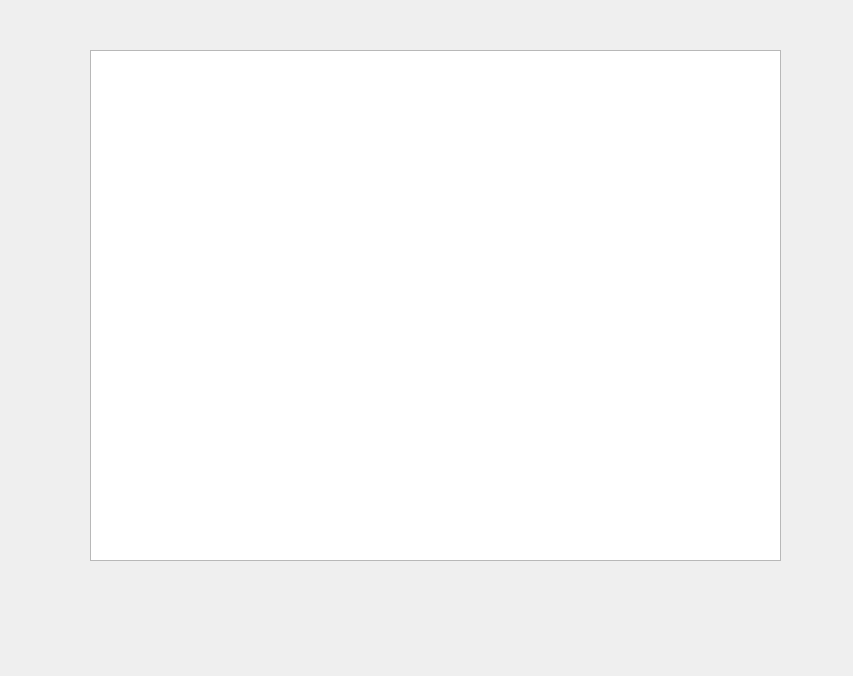
First picture: the form in src/DisplayStudents.ui, repository meeksjt/SuperTeacherGradebook499, before the edit.
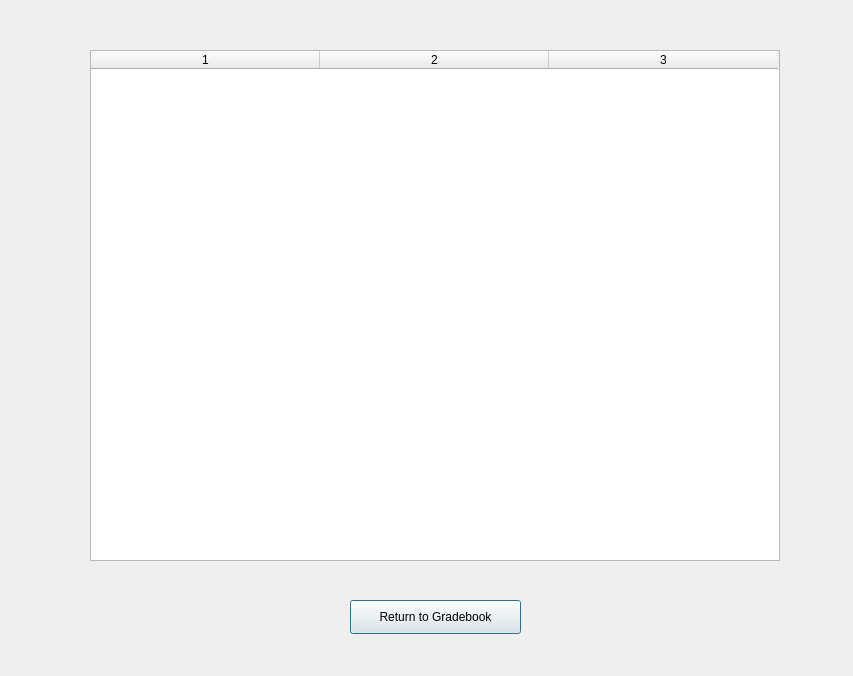
Second picture: the form after the edit.

Commit message: Progress on Displaying Students

The edit to the form file:
```diff
--- a/src/DisplayStudents.ui
+++ b/src/DisplayStudents.ui
@@ -18,9 +18,34 @@
     <rect>
      <x>90</x>
      <y>50</y>
-     <width>691</width>
+     <width>690</width>
      <height>511</height>
     </rect>
+   </property>
+   <property name="columnCount">
+    <number>3</number>
+   </property>
+   <attribute name="horizontalHeaderDefaultSectionSize">
+    <number>229</number>
+   </attribute>
+   <attribute name="verticalHeaderVisible">
+    <bool>false</bool>
+   </attribute>
+   <column/>
+   <column/>
+   <column/>
+  </widget>
+  <widget class="QPushButton" name="returnButton">
+   <property name="geometry">
+    <rect>
+     <x>350</x>
+     <y>600</y>
+     <width>171</width>
+     <height>34</height>
+    </rect>
+   </property>
+   <property name="text">
+    <string>Return to Gradebook</string>
    </property>
   </widget>
  </widget>
```
Left out of the diff: 2 changed lines with no effect on the pictures. The commit also changes 2 other files.
